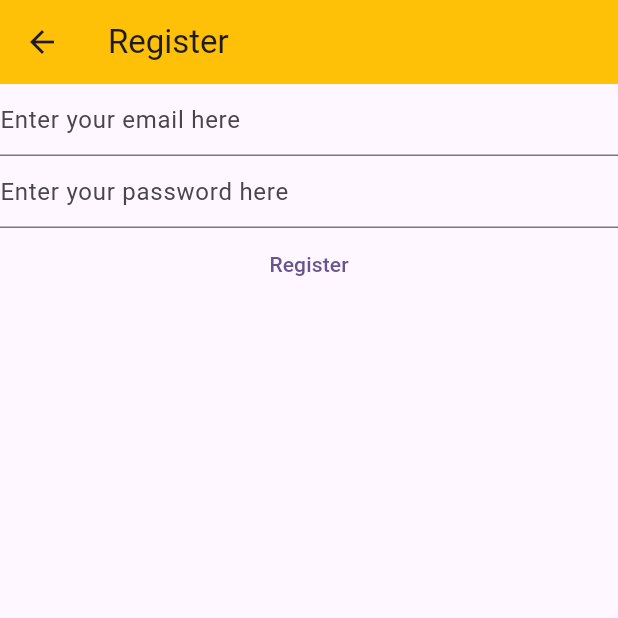
After one commit to Isaac3105/NotesApp, a Flutter app: the RegisterView screen opened directly, after a tap on "Register", on a phone screen of 412 x 824 dp, the top half of it. The commit adds this screen. Run offline on Flutter 3.47's test engine with Material 3 defaults, Android fonts, the phone set to English and light mode, and no system bars; our stand-ins replace firebase_auth, firebase_core, flutter_dotenv; accounts and stored records are empty; network calls fail.

Commit message:
Created and implemented login and register screens

```diff
--- /dev/null
+++ b/lib/login_view.dart
@@ -0,0 +1,97 @@
+import 'package:firebase_core/firebase_core.dart';
+import 'package:firebase_auth/firebase_auth.dart';
+import 'package:flutter/material.dart';
+import 'package:to_do_app/firebase_options.dart';
+
+class LoginView extends StatefulWidget {
+  const LoginView({super.key});
+
+  @override
+  State<LoginView> createState() => _LoginViewState();
+}
+
+class _LoginViewState extends State<LoginView> {
+  late final TextEditingController _email;
+
+  late final TextEditingController _password;
+
+  @override
+  void initState() {
+    _email = TextEditingController();
+    _password = TextEditingController();
+    super.initState();
+  }
+
+  @override
+  void dispose() {
+    _email.dispose();
+    _password.dispose();
+    super.dispose();
+  }
+
+  @override
+  Widget build(BuildContext context) {
+    void registerFirebase() async {
+      final email = _email.text;
+      final password = _password.text;
+      try {
+        await FirebaseAuth.instance.signInWithEmailAndPassword(
+          email: email,
+          password: password,
+        );
+      } on FirebaseAuthException catch (e) {
+        if (e.code == 'user-not-found') {
+          print('No user found for that email.');
+        } else if (e.code == 'wrong-password') {
+          print('Wrong password provided for that user.');
+        }
+      }
+    }
+
+    return Scaffold(
+      appBar: AppBar(
+        title: const Text('Login'),
+        backgroundColor: Colors.amber,
+      ),
+      body: FutureBuilder(
+        future: Firebase.initializeApp(
+          options: DefaultFirebaseOptions.currentPlatform,
+        ),
+        builder: (context, asyncSnapshot) {
+          switch (asyncSnapshot.connectionState) {
+            case ConnectionState.done:
+              return Column(
+                children: [
+                  TextField(
+                    decoration: const InputDecoration(
+                      hintText: 'Enter your email here',
+                    ),
+                    controller: _email,
+                    autocorrect: false,
+                    enableSuggestions: false,
+                    keyboardType: TextInputType.emailAddress,
+                  ),
+                  TextField(
+                    decoration: const InputDecoration(
+                      hintText: 'Enter your password here',
+                    ),
+                    controller: _password,
+                    obscureText: true,
+                    autocorrect: false,
+                    enableSuggestions: false,
+                  ),
+                  TextButton(
+                    onPressed: registerFirebase,
+                    child: const Text("Log In"),
+                  ),
+                ],
+              );
+
+            default:
+              return Text("Loading");
+          }
+        },
+      ),
+    );
+  }
+}
--- /dev/null
+++ b/lib/register_view.dart
@@ -0,0 +1,101 @@
+import 'package:firebase_core/firebase_core.dart';
+import 'package:firebase_auth/firebase_auth.dart';
+import 'package:flutter/material.dart';
+import 'package:to_do_app/firebase_options.dart';
+
+class RegisterView extends StatefulWidget {
+  const RegisterView({super.key});
+
+  @override
+  State<RegisterView> createState() => _RegisterViewState();
+}
+
+class _RegisterViewState extends State<RegisterView> {
+  late final TextEditingController _email;
+
+  late final TextEditingController _password;
+
+  @override
+  void initState() {
+    _email = TextEditingController();
+    _password = TextEditingController();
+    super.initState();
+  }
+
+  @override
+  void dispose() {
+    _email.dispose();
+    _password.dispose();
+    super.dispose();
+  }
+
+  @override
+  Widget build(BuildContext context) {
+    void registerFirebase() async {
+      final email = _email.text;
+      final password = _password.text;
+      try {
+        await FirebaseAuth.instance.createUserWithEmailAndPassword(
+          email: email,
+          password: password,
+        );
+      } on FirebaseAuthException catch (e) {
+        if (e.code == 'invalid-email') {
+          print('The email provided is invalid.');
+        }else if (e.code == 'weak-password') {
+          print('The password provided is too weak.');
+        } else if (e.code == 'email-already-in-use') {
+          print('The account already exists for that email.');
+        }
+      } catch (e) {
+        print(e);
+      }
+    }
+
+    return Scaffold(
+      appBar: AppBar(
+        title: const Text('Register'),
+        backgroundColor: Colors.amber,
+      ),
+      body: FutureBuilder(
+        future: Firebase.initializeApp(
+          options: DefaultFirebaseOptions.currentPlatform,
+        ),
+        builder: (context, asyncSnapshot) {
+          switch (asyncSnapshot.connectionState) {
+            case ConnectionState.done:
+              return Column(
+                children: [
+                  TextField(
+                    decoration: const InputDecoration(
+                      hintText: 'Enter your email here',
+                    ),
+                    controller: _email,
+                    autocorrect: false,
+                    enableSuggestions: false,
+                    keyboardType: TextInputType.emailAddress,
+                  ),
+                  TextField(
+                    decoration: const InputDecoration(
+                      hintText: 'Enter your password here',
+                    ),
+                    controller: _password,
+                    obscureText: true,
+                    autocorrect: false,
+                    enableSuggestions: false,
+                  ),
+                  TextButton(
+                    onPressed: registerFirebase,
+                    child: const Text("Register"),
+                  ),
+                ],
+              );
+
+            default:
+              return Text("Loading");
+          }
+        },
+      ),
+    );
+  }
+}
```
Also changed, not shown: lib/main.dart (+3 -95 lines).
